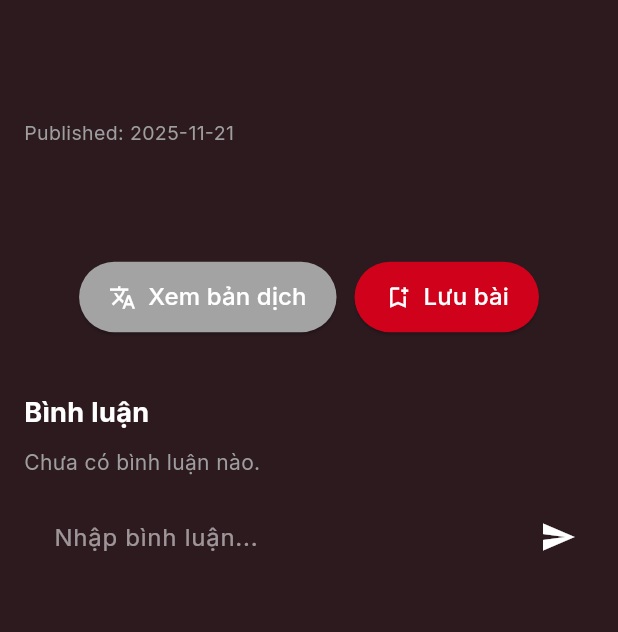
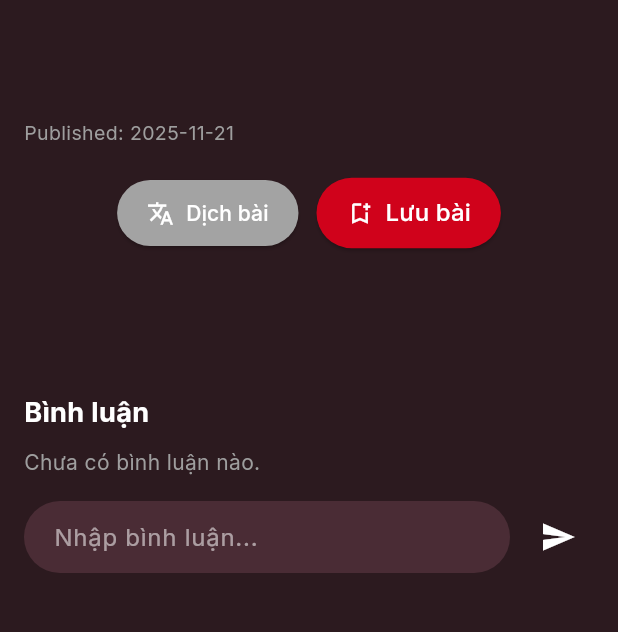
Before and after one commit to Truongson-erorr/Engnews_App, a Flutter app: the ArticleDetail screen opened directly with empty values, after a tap on the "send" icon, on a phone screen of 412 x 824 dp, the part 84-716 px from its top. Run offline on Flutter 3.47's test engine with Material 3 defaults, Android fonts, the phone set to English and light mode, and no system bars; our stand-ins replace cloud_firestore, firebase_auth, firebase_core, google_fonts, google_sign_in; missing offline and left inert: translator; accounts and stored records are empty; network calls fail.

```diff
--- /dev/null
+++ b/lib/features/users/screens/article_comments_widget.dart
@@ -0,0 +1,107 @@
+import 'package:flutter/material.dart';
+import '../../models/article_model.dart';
+import '../../models/comment_model.dart';
+import '../../viewmodel/comment_viewmodel.dart';
+import 'package:firebase_auth/firebase_auth.dart';
+
+class ArticleCommentsWidget extends StatefulWidget {
+  final ArticleModel article;
+  const ArticleCommentsWidget({super.key, required this.article});
+
+  @override
+  State<ArticleCommentsWidget> createState() => _ArticleCommentsWidgetState();
+}
+
+class _ArticleCommentsWidgetState extends State<ArticleCommentsWidget> {
+  final CommentViewModel _commentVM = CommentViewModel();
+  final TextEditingController _commentController = TextEditingController();
+
+  @override
+  Widget build(BuildContext context) {
+    final article = widget.article;
+
+    return Column(
+      crossAxisAlignment: CrossAxisAlignment.start,
+      children: [
+        const Text("Bình luận", style: TextStyle(fontSize: 18, fontWeight: FontWeight.bold, color: Colors.white)),
+        const SizedBox(height: 10),
+        StreamBuilder<List<CommentModel>>(
+          stream: _commentVM.getComments(article.id),
+          builder: (context, snapshot) {
+            if (snapshot.connectionState == ConnectionState.waiting) {
+              return const Center(child: CircularProgressIndicator(color: Colors.white));
+            }
+            final comments = snapshot.data ?? [];
+            if (comments.isEmpty) {
+              return const Text("Chưa có bình luận nào.", style: TextStyle(color: Colors.grey));
+            }
+            return Column(
+              children: comments.map((comment) {
+                final firstLetter = comment.user.isNotEmpty ? comment.user[0].toUpperCase() : '?';
+                return ListTile(
+                  leading: CircleAvatar(
+                    backgroundColor: Colors.blueAccent,
+                    child: Text(firstLetter, style: const TextStyle(color: Colors.white, fontWeight: FontWeight.bold)),
+                  ),
+                  title: Text(comment.user, style: const TextStyle(fontWeight: FontWeight.bold, color: Colors.white)),
+                  subtitle: Text(comment.text, style: const TextStyle(color: Colors.white70)),
+                  trailing: Text(
+                    "${comment.date.hour.toString().padLeft(2, '0')}:${comment.date.minute.toString().padLeft(2, '0')}",
+                    style: const TextStyle(fontSize: 12, color: Colors.grey),
+                  ),
+                );
+              }).toList(),
+            );
+          },
+        ),
+        const SizedBox(height: 16),
+        Row(
+          children: [
+            Expanded(
+              child: TextField(
+                controller: _commentController,
+                style: const TextStyle(color: Colors.white),
+                decoration: InputDecoration(
+                  hintText: "Nhập bình luận...",
+                  hintStyle: const TextStyle(color: Colors.white54),
+                  filled: true,
+                  fillColor: const Color.fromARGB(255, 74, 44, 53),
+                  contentPadding: const EdgeInsets.symmetric(horizontal: 16, vertical: 10),
+                  border: OutlineInputBorder(borderRadius: BorderRadius.circular(25), borderSide: BorderSide.none),
+                ),
+              ),
+            ),
+            const SizedBox(width: 8),
+            IconButton(
+              icon: const Icon(Icons.send, color: Colors.white),
+              onPressed: () async {
+                final text = _commentController.text.trim();
+                if (text.isEmpty) return;
+
+                final user = FirebaseAuth.instance.currentUser;
+                if (user == null) {
+                  ScaffoldMessenger.of(context).showSnackBar(
+                    const SnackBar(content: Text("Vui lòng đăng nhập để bình luận.")),
+                  );
+                  return;
+                }
+
+                await _commentVM.addComment(
+                  article.id,
+                  CommentModel(
+                    id: '',
+                    user: user.displayName ?? user.email ?? user.uid,
+                    text: text,
+                    date: DateTime.now(),
+                  ),
+                );
+
+                _commentController.clear();
+              },
+            ),
+          ],
+        ),
+      ],
+    );
+  }
+}
--- a/lib/features/users/screens/article_detail.dart
+++ b/lib/features/users/screens/article_detail.dart
@@ -1,10 +1,9 @@
 import 'package:flutter/material.dart';
 import '../../models/article_model.dart';
-import '../../models/comment_model.dart';
-import '../../viewmodel/comment_viewmodel.dart';
-import '../../viewmodel/reading_history_viewmodel.dart';
+import '../../viewmodel/translateViewModel.dart';
+import '../../viewmodel/favorite_viewmodel.dart';
 import 'package:firebase_auth/firebase_auth.dart';
-import '../../viewmodel/favorite_viewmodel.dart';
+import '../screens/article_comments_widget.dart';
 
 class ArticleDetail extends StatefulWidget {
   final ArticleModel article;
@@ -15,27 +14,27 @@ class ArticleDetail extends StatefulWidget {
 }
 
 class _ArticleDetailState extends State<ArticleDetail> {
-  final CommentViewModel _commentVM = CommentViewModel();
-  final TextEditingController _commentController = TextEditingController();
   final FavoriteViewModel _favoriteVM = FavoriteViewModel();
+  final TranslateViewModel _translateVM = TranslateViewModel();
 
-  @override
-  void initState() {
-    super.initState();
-    _saveReadingHistory();
-  }
+  List<Map<String, String>>? _translatedParagraphs;
+  bool _isTranslating = false;
 
-  void _saveReadingHistory() async {
-    final user = FirebaseAuth.instance.currentUser;
-    if (user != null) {
-      await ReadingHistoryViewModel().addToHistoryOnce(
-        userId: user.uid,
-        articleId: widget.article.id,
-        title: widget.article.title,
-        description: widget.article.description,
-        image: widget.article.image,
-      );
-    }
+  void _translateContent() async {
+    setState(() {
+      _isTranslating = true;
+    });
+
+    final content = widget.article.content.isNotEmpty
+        ? widget.article.content
+        : widget.article.description;
+
+    final result = await _translateVM.translateParagraphs(content);
+
+    setState(() {
+      _translatedParagraphs = result;
+      _isTranslating = false;
+    });
   }
 
   @override
@@ -66,56 +65,45 @@ class _ArticleDetailState extends State<ArticleDetail> {
                     width: double.infinity, fit: BoxFit.cover),
               ),
             const SizedBox(height: 20),
-            Text(
-              article.title,
+            Text(article.title,
                 style: const TextStyle(
                     fontSize: 22,
                     fontWeight: FontWeight.bold,
-                  color: Colors.white),
-            ),
+                    color: Colors.white)),
             const SizedBox(height: 8),
-            Text(
-              "Published: ${article.date.toLocal().toString().split(' ')[0]}",
-              style: const TextStyle(fontSize: 13, color: Colors.grey),
-            ),
+            Text("Published: ${article.date.toLocal().toString().split(' ')[0]}",
+                style: const TextStyle(fontSize: 13, color: Colors.grey)),
             const SizedBox(height: 20),
-            Text(
-              article.content.isNotEmpty ? article.content : article.description,
-              textAlign: TextAlign.justify,
-              style: const TextStyle(fontSize: 16, height: 1.6, color: Colors.white70),
-            ),
-            const SizedBox(height: 30),
 
             Row(
               mainAxisAlignment: MainAxisAlignment.center,
               children: [
                 ElevatedButton.icon(
+                  onPressed: _isTranslating ? null : _translateContent,
+                  icon: _isTranslating
+                      ? const SizedBox(
+                          width: 16,
+                          height: 16,
+                          child: CircularProgressIndicator(
+                            color: Colors.white,
+                            strokeWidth: 2,
+                          ),
+                        )
+                      : const Icon(Icons.translate, color: Colors.white),
+                  label: Text(
+                    _isTranslating ? "Đang dịch..." : "Dịch bài",
+                    style: const TextStyle(color: Colors.white),
+                  ),
                   style: ElevatedButton.styleFrom(
                     backgroundColor: const Color.fromARGB(255, 163, 163, 163),
                     padding: const EdgeInsets.symmetric(horizontal: 20, vertical: 12),
                     shape: RoundedRectangleBorder(borderRadius: BorderRadius.circular(30)),
                   ),
-                  onPressed: () {
-                    ScaffoldMessenger.of(context).showSnackBar(
-                      const SnackBar(content: Text("Hiển thị bản dịch bài viết")),
-                    );
-                  },
-                  icon: const Icon(Icons.translate, color: Colors.white),
-                  label: const Text(
-                    "Xem bản dịch",
-                    style: TextStyle(color: Colors.white, fontSize: 16),
-                  ),
                 ),
                 const SizedBox(width: 12),
                 ElevatedButton.icon(
-                  style: ElevatedButton.styleFrom(
-                    backgroundColor: const Color(0xFFD0021B),
-                    padding: const EdgeInsets.symmetric(horizontal: 20, vertical: 12),
-                    shape: RoundedRectangleBorder(borderRadius: BorderRadius.circular(30)),
-                  ),
                   onPressed: () async {
                     final user = FirebaseAuth.instance.currentUser;
-
                     if (user == null) {
                       ScaffoldMessenger.of(context).showSnackBar(
                         const SnackBar(content: Text("Vui lòng đăng nhập để lưu bài.")),
@@ -124,7 +112,6 @@ class _ArticleDetailState extends State<ArticleDetail> {
                     }
 
                     await _favoriteVM.saveFavorite(user.uid, article.id);
-
                     ScaffoldMessenger.of(context).showSnackBar(
                       const SnackBar(content: Text("Đã lưu bài viết!")),
                     );
@@ -134,110 +121,41 @@ class _ArticleDetailState extends State<ArticleDetail> {
                     "Lưu bài",
                     style: TextStyle(color: Colors.white, fontSize: 16),
                   ),
+                  style: ElevatedButton.styleFrom(
+                    backgroundColor: const Color(0xFFD0021B),
+                    padding: const EdgeInsets.symmetric(horizontal: 20, vertical: 12),
+                    shape: RoundedRectangleBorder(borderRadius: BorderRadius.circular(30)),
+                  ),
                 ),
               ],
             ),
-            const SizedBox(height: 40),
+            const SizedBox(height: 30),
 
-            const Text(
-              "Bình luận",
-              style: TextStyle(fontSize: 18, fontWeight: FontWeight.bold, color: Colors.white),
-            ),
-            const SizedBox(height: 10),
-
-            StreamBuilder<List<CommentModel>>(
-              stream: _commentVM.getComments(article.id),
-              builder: (context, snapshot) {
-                if (snapshot.connectionState == ConnectionState.waiting) {
-                  return const Center(child: CircularProgressIndicator(color: Colors.white));
-                }
-                final comments = snapshot.data ?? [];
-                if (comments.isEmpty) {
-                  return const Text(
-                    "Chưa có bình luận nào.",
-                    style: TextStyle(color: Colors.grey),
+            Column(
+              crossAxisAlignment: CrossAxisAlignment.start,
+              children: _translatedParagraphs != null
+                  ? _translatedParagraphs!.map((p) {
+                      return Column(
+                        crossAxisAlignment: CrossAxisAlignment.start,
+                        children: [
+                          Text(p['en'] ?? '', textAlign: TextAlign.justify,
+                              style: const TextStyle(color: Colors.white, fontSize: 16)),
+                          const SizedBox(height: 4),
+                          Text(p['vi'] ?? '', textAlign: TextAlign.justify,
+                              style: const TextStyle(color: Color.fromARGB(255, 151, 151, 151), fontSize: 16)),
+                          const SizedBox(height: 12),
+                        ],
                       );
-                }
-                return Column(
-                  children: comments.map((comment) {
-                    final firstLetter = comment.user.isNotEmpty
-                        ? comment.user[0].toUpperCase()
-                        : '?';
-
-                    return ListTile(
-                      leading: CircleAvatar(
-                        backgroundColor: Colors.blueAccent,
-                        child: Text(
-                          firstLetter,
-                          style: const TextStyle(color: Colors.white, fontWeight: FontWeight.bold),
-                        ),
-                      ),
-                      title: Text(
-                        comment.user,
-                        style: const TextStyle(fontWeight: FontWeight.bold, color: Colors.white),
-                      ),
-                      subtitle: Text(comment.text, style: const TextStyle(color: Colors.white70)),
-                      trailing: Text(
-                        "${comment.date.hour.toString().padLeft(2, '0')}:${comment.date.minute.toString().padLeft(2, '0')}",
-                        style: const TextStyle(fontSize: 12, color: Colors.grey),
-                      ),
-                    );
-                  }).toList(),
-                );
-              },
-            ),
-            const SizedBox(height: 16),
-
-            Row(
-              children: [
-                Expanded(
-                  child: TextField(
-                    controller: _commentController,
-                    style: const TextStyle(color: Colors.white),
-                    decoration: InputDecoration(
-                      hintText: "Nhập bình luận...",
-                      hintStyle: const TextStyle(color: Colors.white54),
-                      filled: true,
-                      fillColor: const Color(0xFF2C1A1F),
-                      contentPadding: const EdgeInsets.symmetric(horizontal: 16, vertical: 10),
-                      border: OutlineInputBorder(
-                        borderRadius: BorderRadius.circular(25),
-                        borderSide: BorderSide.none,
-                      ),
-                    ),
-                  ),
-                ),
-                const SizedBox(width: 8),
-                IconButton(
-                  icon: const Icon(Icons.send, color: Colors.white),
-                  onPressed: () async {
-                    final text = _commentController.text.trim();
-                    if (text.isEmpty) return;
-
-                    final user = FirebaseAuth.instance.currentUser;
-
-                    if (user == null) {
-                      ScaffoldMessenger.of(context).showSnackBar(
-                        const SnackBar(content: Text("Vui lòng đăng nhập để bình luận.")),
-                      );
-                      return;
-                    }
-
-                    await _commentVM.addComment(
-                      article.id,
-                      CommentModel(
-                        id: '',
-                        user: user.displayName ?? user.email ?? user.uid,
-                        text: text,
-                        date: DateTime.now(),
-                      ),
-                    );
-
-                    _commentController.clear();
-                  },
-                ),
+                    }).toList()
+                  : [
+                      Text(article.content.isNotEmpty ? article.content : article.description,
+                          textAlign: TextAlign.justify,
+                          style: const TextStyle(fontSize: 16, height: 1.6, color: Colors.white70)),
                     ],
             ),
+
+            const SizedBox(height: 40),
+            ArticleCommentsWidget(article: article),
           ],
         ),
       ),
--- a/pubspec.yaml
+++ b/pubspec.yaml
@@ -30,7 +30,6 @@ environment:
 dependencies:
   flutter:
     sdk: flutter
-
   # The following adds the Cupertino Icons font to your application.
   # Use with the CupertinoIcons class for iOS style icons.
   cupertino_icons: ^1.0.8
@@ -38,8 +37,8 @@ dependencies:
   cloud_firestore: ^6.0.3
   firebase_auth: ^6.1.1
   provider: ^6.1.5+1
-
   google_sign_in: ^6.2.1
+  translator: ^1.0.4+1
 
 dev_dependencies:
   flutter_test:
```
Also changed, not shown: lib/features/users/screens/home_tab.dart (+23 -3 lines), lib/features/users/screens/reading_history_screen.dart (+10 -2 lines), lib/features/viewmodel/reading_history_viewmodel.dart (+10 -5 lines), lib/features/viewmodel/translateViewModel.dart (added, +35 -0 lines), lib/features/users/screens/login_screen.dart (line endings or trailing spaces), pubspec.lock, 1 other file. Lines whose indentation alone changed are shown as unchanged.
